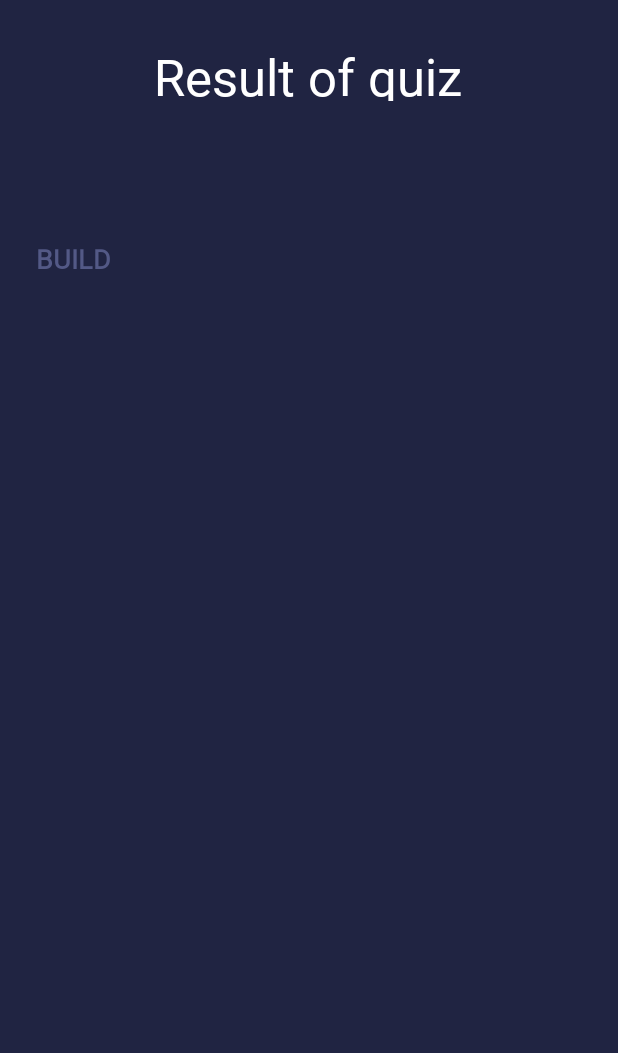
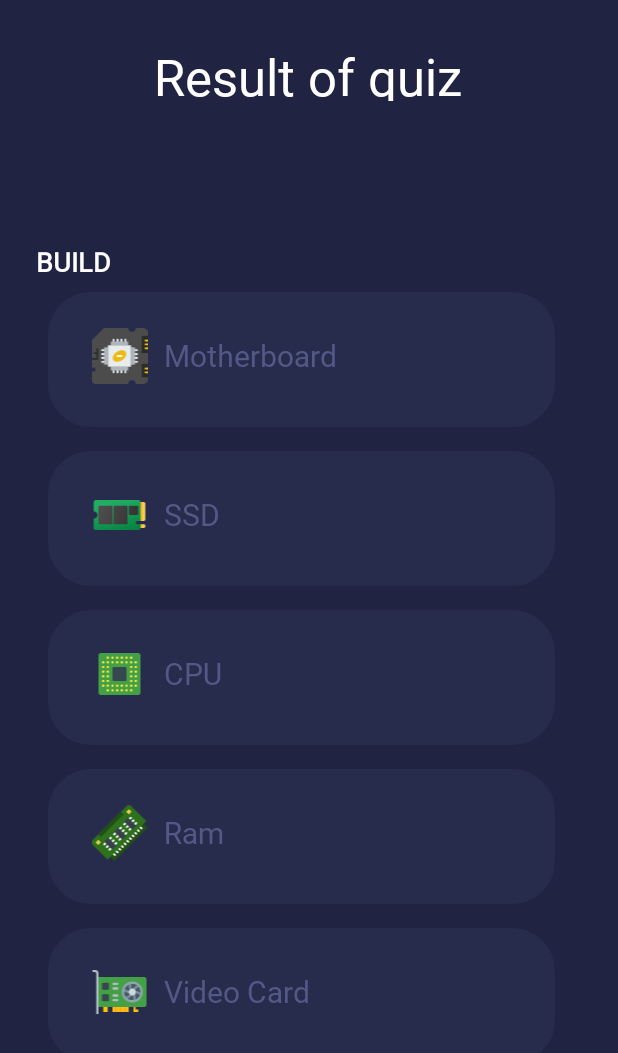
Before and after one commit to chiaraiurato/BuyLap, an Android app: the QuizResultActivity screen opened directly, with no data from a screen before it, on a phone screen of 412 x 824 dp. Shown: the top 1053 px of the screen. Run offline under Robolectric (Android 15) with nearby library versions, the light colour scheme and no system bars.

Commit message:
finished QuizResultActivity.java

```diff
--- a/app/src/main/java/com/example/buylap/Category.java
+++ b/app/src/main/java/com/example/buylap/Category.java
@@ -3,9 +3,12 @@ package com.example.buylap;
 public class Category {
     private String title;
     private String url;
-    public Category(String title, String url){
+    private String subtitles;
+
+    public Category(String title, String url, String subtitles){
         this.title =title;
         this.url= url;
+        this.subtitles = subtitles;
     }
 
     public String getTitle() {
@@ -23,4 +26,11 @@ public class Category {
     public void setUrl(String url) {
         this.url = url;
     }
+
+    public String getSubtitles() {
+        return subtitles;
+    }
+    public void setSubtitles(String subtitles) {
+        this.subtitles = subtitles;
+    }
 }
--- a/app/src/main/java/com/example/buylap/CategoryAdapter.java
+++ b/app/src/main/java/com/example/buylap/CategoryAdapter.java
@@ -58,13 +58,15 @@ public class CategoryAdapter extends RecyclerView.Adapter<CategoryAdapter.ViewHo
 
     public class ViewHolder extends RecyclerView.ViewHolder implements View.OnClickListener{
         TextView titleTxt;
+        TextView subTitleTxt;
         ImageView imageCat;
         OnCatListener onCatListener;
         Context context;
         public ViewHolder(View itemView, OnCatListener onCatListener) {
             super(itemView);
             context= itemView.getContext();
-            titleTxt = itemView.findViewById(R.id.titleTxt);
+            titleTxt = itemView.findViewById(R.id.titleTxt2);
+            subTitleTxt = itemView.findViewById(R.id.titleTxt);
             imageCat = itemView.findViewById(R.id.img_view);
             this.onCatListener=onCatListener;
             itemView.setOnClickListener(this);
--- a/app/src/main/java/com/example/buylap/QuizResultActivity.java
+++ b/app/src/main/java/com/example/buylap/QuizResultActivity.java
@@ -19,19 +19,22 @@ public class QuizResultActivity extends AppCompatActivity implements CategoryAda
     @Override
     protected void onCreate(Bundle savedInstanceState) {
         super.onCreate(savedInstanceState);
+        setContentView(R.layout.activity_quiz_result);
+
         RecyclerView.Adapter adapter;
         RecyclerView recyclerViewBuild;
 
-        recyclerViewBuild=(RecyclerView)findViewById(R.id.RecyclerBuild);
-        setContentView(R.layout.activity_quiz_result);
+        recyclerViewBuild=findViewById(R.id.RecyclerBuild);
 
         LinearLayoutManager linearLayoutManager = new LinearLayoutManager(this,  LinearLayoutManager.VERTICAL, false);
         recyclerViewBuild.setLayoutManager(linearLayoutManager);
         ArrayList<Category> build = new ArrayList<>();
-        build.add(new Category("Gaming", "ic_baseline_gamepad_24"));
-        build.add(new Category("Office", "ic_round_architecture_24"));
-        build.add(new Category("Home", "ic_baseline_home_work_24"));
-        build.add(new Category("Study", "ic_round_school_24"));
+        build.add(new Category("Motherboard", "motherboard", "jwindwj"));
+        build.add(new Category("SSD", "ssd", "swqisq"));
+        build.add(new Category("CPU", "cpu", "wijskdwp"));
+        build.add(new Category("Ram", "ram", "jwqosqkl"));
+        build.add(new Category("Video Card", "videocard", "jswoq"));
+        build.add(new Category("Power Supply", "powersupply", "jwqos"));
 
         adapter = new CategoryAdapter(build, this);
         recyclerViewBuild.setAdapter(adapter);
--- a/app/src/main/res/layout/activity_quiz_result.xml
+++ b/app/src/main/res/layout/activity_quiz_result.xml
@@ -25,8 +25,8 @@
 
     <LinearLayout
         android:id="@+id/linearLayout"
-        android:layout_width="405dp"
-        android:layout_height="619dp"
+        android:layout_width="411dp"
+        android:layout_height="615dp"
         android:orientation="vertical"
         app:layout_constraintBottom_toBottomOf="parent"
         app:layout_constraintEnd_toEndOf="parent"
@@ -41,7 +41,7 @@
             android:layout_marginStart="24dp"
             android:layout_marginTop="24dp"
             android:layout_marginEnd="24dp"
-            android:orientation="vertical">
+            android:orientation="horizontal">
 
 
             <TextView
@@ -51,7 +51,7 @@
                 android:layout_weight="1"
                 android:fontFamily="@font/zcool_regular"
                 android:text="BUILD"
-                android:textColor="#535986"
+                android:textColor="@color/white"
                 android:textSize="18sp"
                 android:textStyle="bold" />
 
--- a/app/src/main/res/layout/viewholder.xml
+++ b/app/src/main/res/layout/viewholder.xml
@@ -22,7 +22,7 @@
         app:layout_constraintStart_toStartOf="parent"
         app:layout_constraintTop_toTopOf="parent"
         app:layout_constraintVertical_bias="0.0"
-        app:srcCompat="@drawable/dell_inspiron" />
+        app:srcCompat="@drawable/ic_baseline_laptop_24" />
 
     <TextView
 
@@ -34,7 +34,7 @@
 
         android:gravity="start"
         android:lines="2"
-        android:text="Title Laptop"
+        android:text="Title Component"
         android:textAlignment="viewStart"
         android:textColor="#FFFF"
         android:textSize="16sp"
@@ -47,7 +47,7 @@
         android:id="@+id/subTitleTxt"
         android:layout_width="0dp"
         android:layout_height="wrap_content"
-        android:text="Version Laptop"
+        android:text="Version Component"
         android:textColor="#535986"
         app:layout_constraintEnd_toEndOf="@+id/titleTxt"
         app:layout_constraintStart_toStartOf="@+id/titleTxt"
--- a/app/src/main/res/layout/viewholder2.xml
+++ b/app/src/main/res/layout/viewholder2.xml
@@ -1,7 +1,7 @@
 <?xml version="1.0" encoding="utf-8"?>
 <androidx.constraintlayout.widget.ConstraintLayout xmlns:android="http://schemas.android.com/apk/res/android"
     xmlns:app="http://schemas.android.com/apk/res-auto"
-    android:layout_width="90dp"
+    android:layout_width="match_parent"
     android:layout_height="90dp"
     android:layout_gravity="end"
     android:layout_margin="8dp"
@@ -12,33 +12,33 @@
     <ImageView
         android:id="@+id/img_view"
 
-        android:layout_width="35dp"
-        android:layout_height="35dp"
+        android:layout_width="39dp"
+        android:layout_height="37dp"
         android:layout_margin="16dp"
         app:layout_constraintBottom_toBottomOf="parent"
         app:layout_constraintEnd_toEndOf="parent"
-        app:layout_constraintHorizontal_bias="0.5"
+        app:layout_constraintHorizontal_bias="0.044"
         app:layout_constraintStart_toStartOf="parent"
         app:layout_constraintTop_toTopOf="parent"
-        app:layout_constraintVertical_bias="0.29"
+        app:layout_constraintVertical_bias="0.377"
         app:srcCompat="@drawable/ic_baseline_laptop_24" />
 
     <TextView
 
-        android:id="@+id/titleTxt"
+        android:id="@+id/titleTxt2"
         android:layout_width="0dp"
         android:layout_height="wrap_content"
 
-        android:gravity="center"
+        android:fontFamily="@font/zcool_regular"
+       android:layout_marginStart="10dp"
         android:lines="2"
+        android:gravity="center|start"
         android:text="title"
-        android:textAlignment="center"
         android:textColor="#535986"
-        android:textSize="14sp"
-        android:fontFamily="@font/zcool_regular"
+        android:textSize="20sp"
+        app:layout_constraintBottom_toBottomOf="@+id/img_view"
         app:layout_constraintEnd_toEndOf="parent"
-        app:layout_constraintHorizontal_bias="0.5"
-        app:layout_constraintStart_toStartOf="parent"
-        app:layout_constraintTop_toBottomOf="@+id/img_view" />
+        app:layout_constraintStart_toEndOf="@+id/img_view"
+        app:layout_constraintTop_toTopOf="@+id/img_view" />
 
 </androidx.constraintlayout.widget.ConstraintLayout>
```
Also changed, not shown: app/src/main/res/drawable-v24/powersupply.png (added), app/src/main/res/drawable-v24/ssd.png (added).
